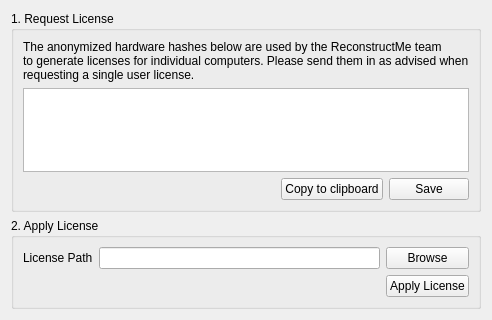
Qt form ui/hardware_key_dialog.ui (cheind/reconstructme-qt) before a commit.
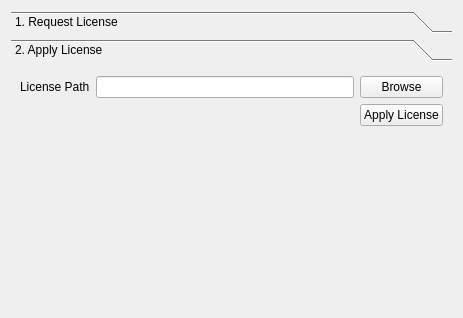
The same form after that commit. The open tabs and pages were chosen to show the change.

Commit message: redesinged layout

What changed in the file:
```diff
--- a/ui/hardware_key_dialog.ui
+++ b/ui/hardware_key_dialog.ui
@@ -6,21 +6,39 @@
    <rect>
     <x>0</x>
     <y>0</y>
-    <width>439</width>
-    <height>320</height>
+    <width>463</width>
+    <height>318</height>
    </rect>
   </property>
   <property name="windowTitle">
    <string>ReconstructMe - Licensing</string>
   </property>
   <layout class="QGridLayout" name="gridLayout">
-   <item row="0" column="0">
-    <widget class="QGroupBox" name="groupBox">
-     <property name="title">
+   <item row="1" column="0">
+    <widget class="QToolBox" name="toolBox">
+     <property name="frameShape">
+      <enum>QFrame::NoFrame</enum>
+     </property>
+     <property name="frameShadow">
+      <enum>QFrame::Plain</enum>
+     </property>
+     <property name="currentIndex">
+      <number>0</number>
+     </property>
+     <widget class="QWidget" name="page">
+      <property name="geometry">
+       <rect>
+        <x>0</x>
+        <y>0</y>
+        <width>445</width>
+        <height>200</height>
+       </rect>
+      </property>
+      <attribute name="label">
       <string>1. Request License</string>
-     </property>
-     <layout class="QGridLayout" name="gridLayout_2">
-      <item row="0" column="0">
+      </attribute>
+      <layout class="QGridLayout" name="gridLayout_5">
+       <item row="1" column="0">
        <layout class="QVBoxLayout" name="verticalLayout">
         <item>
          <widget class="QLabel" name="label">
@@ -89,33 +107,39 @@
       </item>
      </layout>
     </widget>
-   </item>
-   <item row="1" column="0">
-    <widget class="QGroupBox" name="groupBox_2">
-     <property name="title">
+     <widget class="QWidget" name="page_2">
+      <property name="geometry">
+       <rect>
+        <x>0</x>
+        <y>0</y>
+        <width>217</width>
+        <height>78</height>
+       </rect>
+      </property>
+      <attribute name="label">
       <string>2. Apply License</string>
-     </property>
-     <layout class="QGridLayout" name="gridLayout_4">
-      <item row="3" column="0">
+      </attribute>
+      <layout class="QGridLayout" name="gridLayout_6">
+       <item row="1" column="0">
        <layout class="QGridLayout" name="gridLayout_3">
-        <item row="1" column="0">
+         <item row="0" column="1" rowspan="2">
+          <widget class="QLineEdit" name="le_license"/>
+         </item>
+         <item row="0" column="0" rowspan="2">
          <widget class="QLabel" name="label_2">
           <property name="text">
            <string>License Path</string>
           </property>
          </widget>
         </item>
-        <item row="1" column="1">
-         <widget class="QLineEdit" name="le_license"/>
-        </item>
-        <item row="1" column="2">
+         <item row="0" column="2" rowspan="2">
          <widget class="QPushButton" name="pb_browse">
           <property name="text">
            <string>Browse</string>
           </property>
          </widget>
         </item>
-        <item row="2" column="2">
+         <item row="2" column="2" rowspan="2">
          <widget class="QPushButton" name="pb_apply">
           <property name="text">
            <string>Apply License</string>
@@ -124,8 +148,38 @@
         </item>
        </layout>
       </item>
-     </layout>
-    </widget>
+       <item row="2" column="0">
+        <spacer name="verticalSpacer">
+         <property name="orientation">
+          <enum>Qt::Vertical</enum>
+         </property>
+         <property name="sizeHint" stdset="0">
+          <size>
+           <width>20</width>
+           <height>40</height>
+          </size>
+         </property>
+        </spacer>
+       </item>
+      </layout>
+     </widget>
+    </widget>
+   </item>
+   <item row="2" column="0">
+    <spacer name="verticalSpacer_2">
+     <property name="orientation">
+      <enum>Qt::Vertical</enum>
+     </property>
+     <property name="sizeType">
+      <enum>QSizePolicy::MinimumExpanding</enum>
+     </property>
+     <property name="sizeHint" stdset="0">
+      <size>
+       <width>20</width>
+       <height>40</height>
+      </size>
+     </property>
+    </spacer>
    </item>
   </layout>
  </widget>
```
Lines whose indentation alone changed are shown as unchanged.
